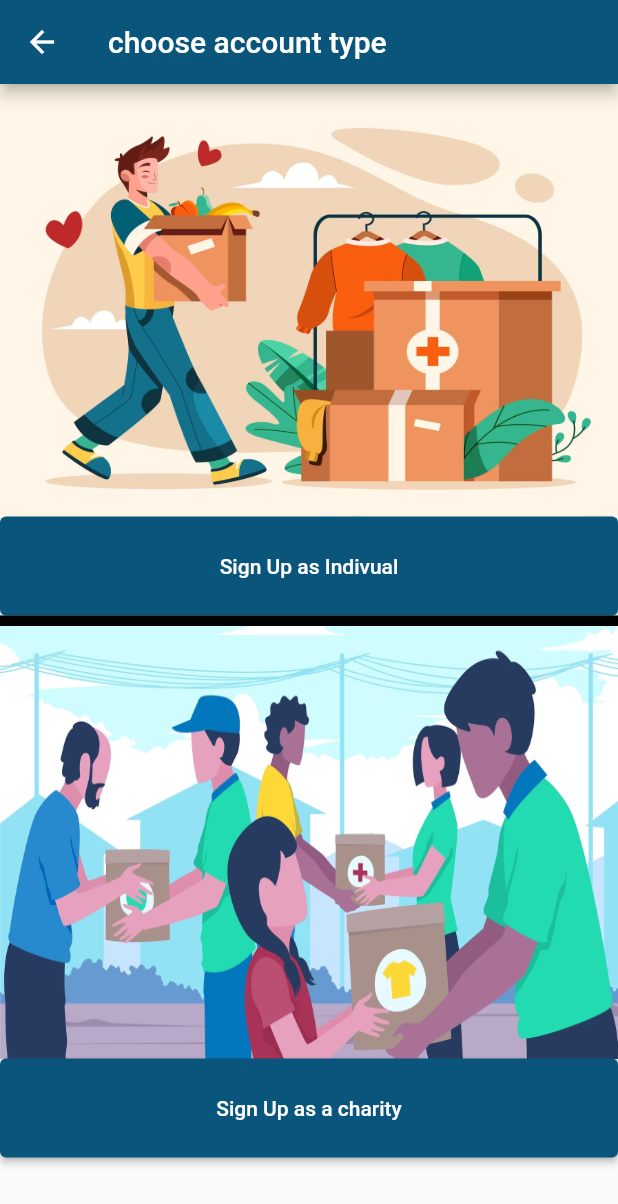
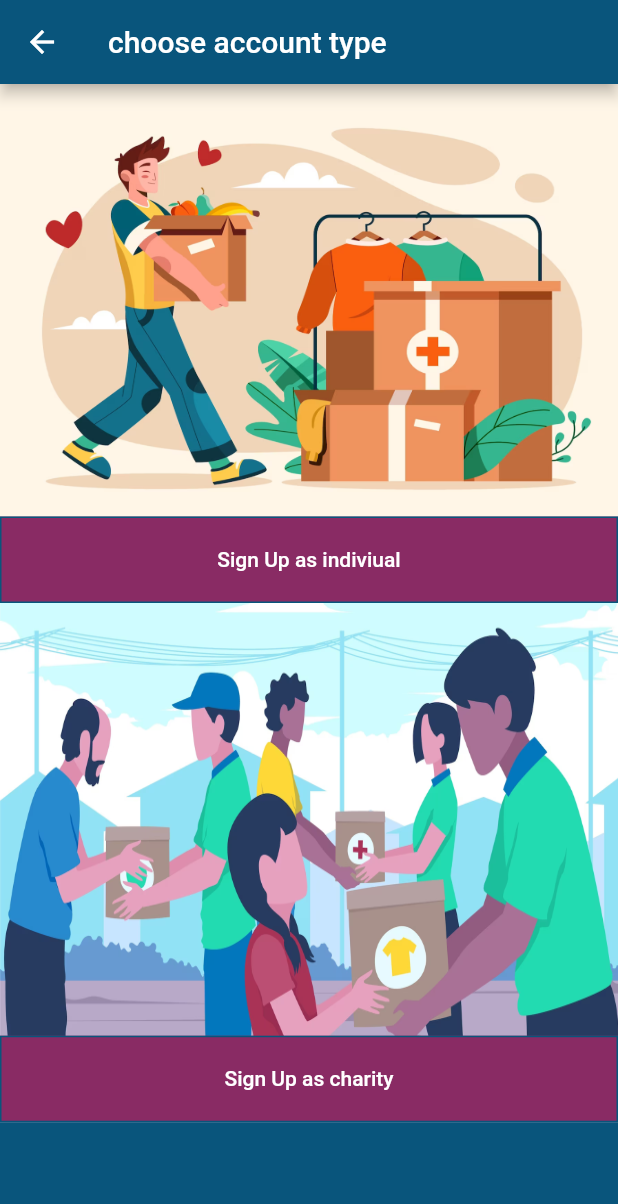
Before and after one commit to abu3athab/amal, a Flutter app: the screen it shows after launch, after a tap on "Sign Up", on a phone screen of 412 x 824 dp. Shown: the top 1204 px of the screen. Run offline on Flutter 3.47's test engine with Material 2 defaults, Android fonts, the phone set to English and light mode, and no system bars; missing offline and left inert: dart:ffi.

Commit message:
added new color class called logocolorsec and edited choose page

```diff
--- a/lib/colors.dart
+++ b/lib/colors.dart
@@ -1,3 +1,4 @@
 import 'package:flutter/material.dart';
 
 const Color logoColor = Color.fromRGBO(9, 85, 124, 1);
+const Color logoColorsec = Color.fromRGBO(137, 43, 100, 1);
--- a/lib/log in/logIn.dart
+++ b/lib/log in/logIn.dart
@@ -81,7 +81,7 @@ class LoginChild extends State<Login> {
               ),
               Container(
                 width: width * 0.6,
-                height: height * 0.05,
+                height: height * 0.07,
                 child: ElevatedButton(
                   onPressed: () {
                     Navigator.push(
--- a/lib/sign up/chooseType.dart
+++ b/lib/sign up/chooseType.dart
@@ -30,24 +30,27 @@ class Choose extends StatelessWidget {
               ),
             ),
             Container(
-              height: height * 0.08,
-              child: ElevatedButton(
-                style: ElevatedButton.styleFrom(
-                    backgroundColor: logoColor,
-                    minimumSize: const Size.fromHeight(50)),
+              width: width,
+              height: height * 0.07,
+              child: TextButton(
+                child: Text("Sign Up as indiviual"),
+                style: ButtonStyle(
+                    backgroundColor:
+                        MaterialStateProperty.all<Color>(logoColorsec),
+                    padding: MaterialStateProperty.all<EdgeInsets>(
+                        EdgeInsets.all(16)),
+                    foregroundColor:
+                        MaterialStateProperty.all<Color>(Colors.white),
+                    shape: MaterialStateProperty.all<RoundedRectangleBorder>(
+                        RoundedRectangleBorder(
+                            side: BorderSide(color: logoColor)))),
                 onPressed: () {
                   Navigator.push(
                     context,
                     MaterialPageRoute(builder: (context) => SignUp()),
                   );
                 },
-                child: Text('Sign Up as Indivual'),
               ),
-            ),
-            Container(
-              width: width,
-              height: 7,
-              color: Colors.black,
             ),
             Container(
               width: width,
@@ -61,20 +64,33 @@ class Choose extends StatelessWidget {
               ),
             ),
             Container(
-              height: height * 0.08,
-              child: ElevatedButton(
-                style: ElevatedButton.styleFrom(
-                    backgroundColor: logoColor,
-                    minimumSize: const Size.fromHeight(50)),
+              width: width,
+              height: height * 0.07,
+              child: TextButton(
+                child: Text("Sign Up as charity"),
+                style: ButtonStyle(
+                    backgroundColor:
+                        MaterialStateProperty.all<Color>(logoColorsec),
+                    padding: MaterialStateProperty.all<EdgeInsets>(
+                        EdgeInsets.all(16)),
+                    foregroundColor:
+                        MaterialStateProperty.all<Color>(Colors.white),
+                    shape: MaterialStateProperty.all<RoundedRectangleBorder>(
+                        RoundedRectangleBorder(
+                            side: BorderSide(color: logoColor)))),
                 onPressed: () {
                   Navigator.push(
                     context,
                     MaterialPageRoute(builder: (context) => SignUpChartiy()),
                   );
                 },
-                child: Text('Sign Up as a charity'),
               ),
             ),
+            Container(
+              width: width,
+              height: 150,
+              color: logoColor,
+            )
           ]),
         ),
       ),
```
